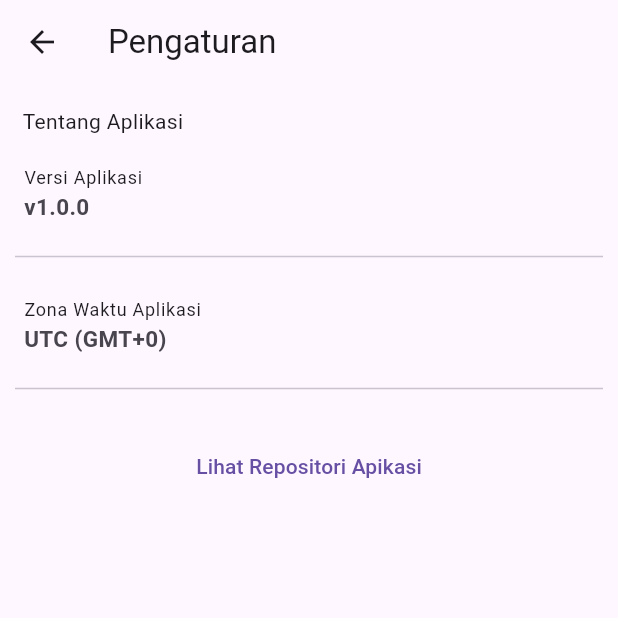
After one commit to kelvinleonardos/pemrograman_mobile_2024, a Flutter app: the screen it shows after launch, after a tap on the "settings" icon, on a phone screen of 412 x 824 dp, the top half of it. The commit adds this screen. Run offline on Flutter 3.47's test engine with Material 3 defaults, Android fonts, the phone set to English and light mode, and no system bars; our stand-ins replace flutter_svg.

Commit message:
fix: layout and bug fixing

```diff
--- /dev/null
+++ b/ASSIGNMENT/WEEK2/h071221020/lib/const.dart
@@ -0,0 +1,27 @@
+class Const{
+  static String getDayTime(){
+    String timeOfDay = '';
+
+    var now = DateTime.now();
+    var hour = now.hour;
+
+    if (hour >= 0 && hour < 12) {
+      timeOfDay = 'pagi';
+    } else if (hour >= 12 && hour < 15) {
+      timeOfDay = 'siang';
+    } else if (hour >= 15 && hour < 19) {
+      timeOfDay = 'sore';
+    } else {
+      timeOfDay = 'malam';
+    }
+
+    return timeOfDay;
+  }
+
+  static String getTimeZoneName() {
+    var now = DateTime.now();
+    var res = "${now.timeZoneName} (GMT+${now.timeZoneOffset.inHours})";
+    return res;
+  }
+
+}
--- /dev/null
+++ b/ASSIGNMENT/WEEK2/h071221020/lib/pages/settingspage.dart
@@ -0,0 +1,83 @@
+import 'package:flutter/material.dart';
+import 'package:h071221020/const.dart';
+import 'package:url_launcher/url_launcher.dart';
+
+class SettingsPage extends StatelessWidget {
+  const SettingsPage({super.key});
+
+  @override
+  Widget build(BuildContext context) {
+    return Scaffold(
+      appBar: AppBar(
+        title: Text(
+          "Pengaturan"
+        ),
+      ),
+      body: ListView(
+        children: [
+          Padding(
+            padding: EdgeInsets.fromLTRB(15, 15, 15, 0),
+            child: Text(
+              "Tentang Aplikasi",
+              style: TextStyle(
+                fontSize: 14
+              ),
+            ),
+          ),
+          ListTile(
+            title: Text(
+              "Versi Aplikasi",
+              style: TextStyle(
+                fontSize: 12
+              ),
+            ),
+            subtitle: Text(
+              "v1.0.0",
+              style: TextStyle(
+                fontSize: 15,
+                fontWeight: FontWeight.bold
+              ),
+            ),
+          ),
+          Divider(
+            indent: 10,
+            endIndent: 10,
+          ),
+          ListTile(
+            title: Text(
+              "Zona Waktu Aplikasi",
+              style: TextStyle(
+                  fontSize: 12
+              ),
+            ),
+            subtitle: Text(
+              Const.getTimeZoneName(),
+              style: TextStyle(
+                  fontSize: 15,
+                  fontWeight: FontWeight.bold
+              ),
+            ),
+          ),
+          Divider(
+            indent: 10,
+            endIndent: 10,
+          ),
+          Padding(
+            padding: EdgeInsets.fromLTRB(0, 20, 0, 5),
+            child: TextButton(
+              onPressed: () {
+                _launchRepo();
+              },
+              child: Text("Lihat Repositori Apikasi"),
+            ),
+          ),
+        ],
+      )
+    );
+  }
+}
+
+_launchRepo() async {
+  const repUrl = "https://github.com/kelvinleonardos/pemrograman_mobile_2024/tree/main/ASSIGNMENT/WEEK2/h071221020";
+  await launchUrl(Uri.parse(repUrl));
+}
--- /dev/null
+++ b/ASSIGNMENT/WEEK2/h071221020/lib/pages/splashscene.dart
@@ -0,0 +1,45 @@
+
+import 'dart:async';
+
+import 'package:flutter/material.dart';
+import 'package:h071221020/pages/homepage.dart';
+
+class SplashScene extends StatefulWidget {
+  const SplashScene({
+    super.key,
+  });
+
+  @override
+  State<SplashScene> createState() => _SplashSceneState();
+}
+
+class _SplashSceneState extends State<SplashScene> {
+
+  @override
+  void initState() {
+    super.initState();
+
+    Timer(const Duration(seconds: 3), () {
+      Navigator.pushReplacement(
+        context,
+        MaterialPageRoute(builder: (context) => HomePage()),
+      );
+    });
+  }
+
+  @override
+  Widget build(BuildContext context) {
+    return Scaffold(
+      body: Center(
+        child: ClipRRect(
+          borderRadius: BorderRadius.circular(MediaQuery.of(context).size.width * 0.1 ),
+          child: Image.asset(
+            "resources/images/logo.jpg",
+            width: MediaQuery.of(context).size.width * 0.4,
+            fit: BoxFit.cover,
+          ),
+        ),
+      ),
+    );
+  }
+}
```
Also changed, not shown: ASSIGNMENT/WEEK2/h071221020/lib/main.dart (+10 -111 lines), ASSIGNMENT/WEEK2/h071221020/lib/pages/homepage.dart (added, +335 -0 lines), ASSIGNMENT/WEEK2/h071221020/pubspec.yaml (+10 -2 lines), ASSIGNMENT/WEEK2/h071221020/pubspec.lock, ASSIGNMENT/WEEK2/h071221020/resources/images/logo-github.svg (added), ASSIGNMENT/WEEK2/h071221020/resources/images/logo-instagram.svg (added), ASSIGNMENT/WEEK2/h071221020/resources/images/logo-linkedin.svg (added), ASSIGNMENT/WEEK2/h071221020/resources/images/logo.jpg (added), ASSIGNMENT/WEEK2/h071221020/resources/images/profile.jpg (added), 22 other files.
